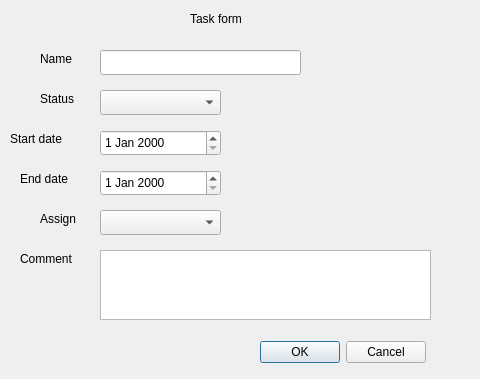
This is TaskManager/taskform.ui in letuan279/LTM as Qt 5 draws it before an edit. The edited form follows.
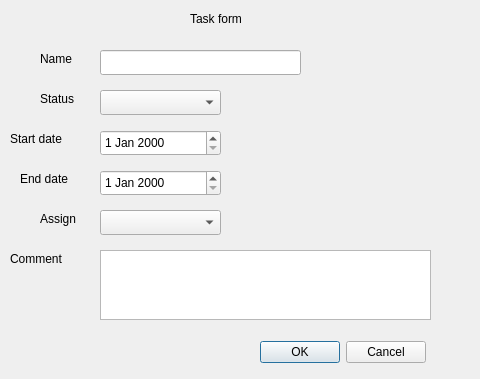
This is the edited form.

```diff
--- a/TaskManager/taskform.ui
+++ b/TaskManager/taskform.ui
@@ -77,7 +77,7 @@
     <rect>
      <x>10</x>
      <y>130</y>
-     <width>71</width>
+     <width>81</width>
      <height>17</height>
     </rect>
    </property>
@@ -154,9 +154,9 @@
   <widget class="QLabel" name="label_7">
    <property name="geometry">
     <rect>
-     <x>20</x>
+     <x>10</x>
      <y>250</y>
-     <width>67</width>
+     <width>81</width>
      <height>17</height>
     </rect>
    </property>
```
